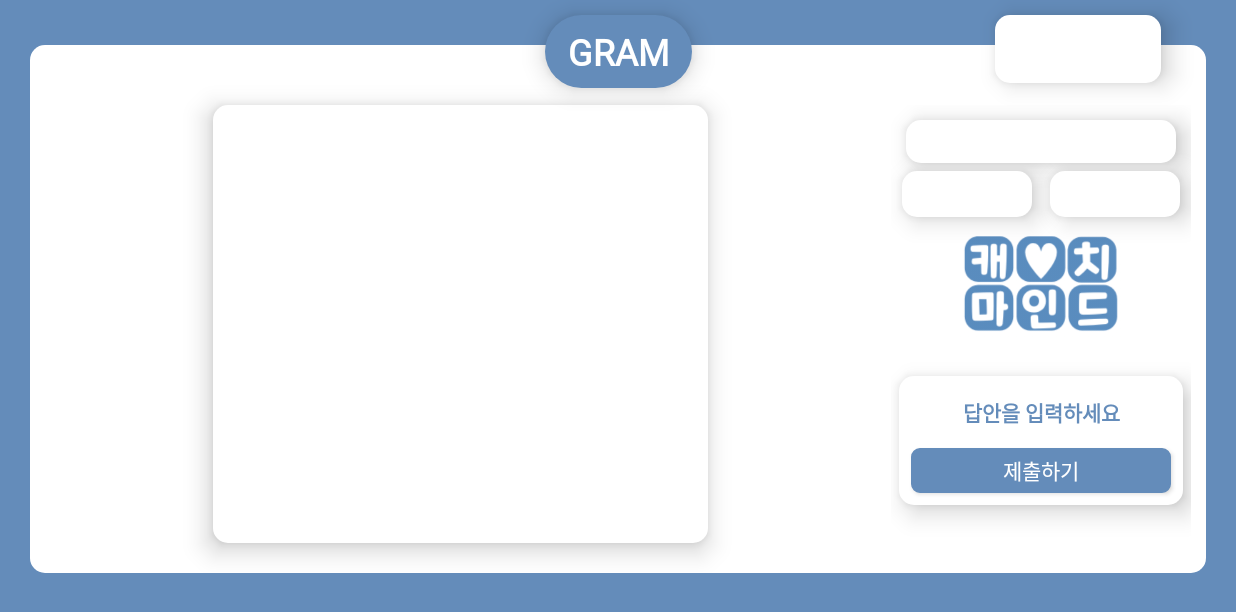
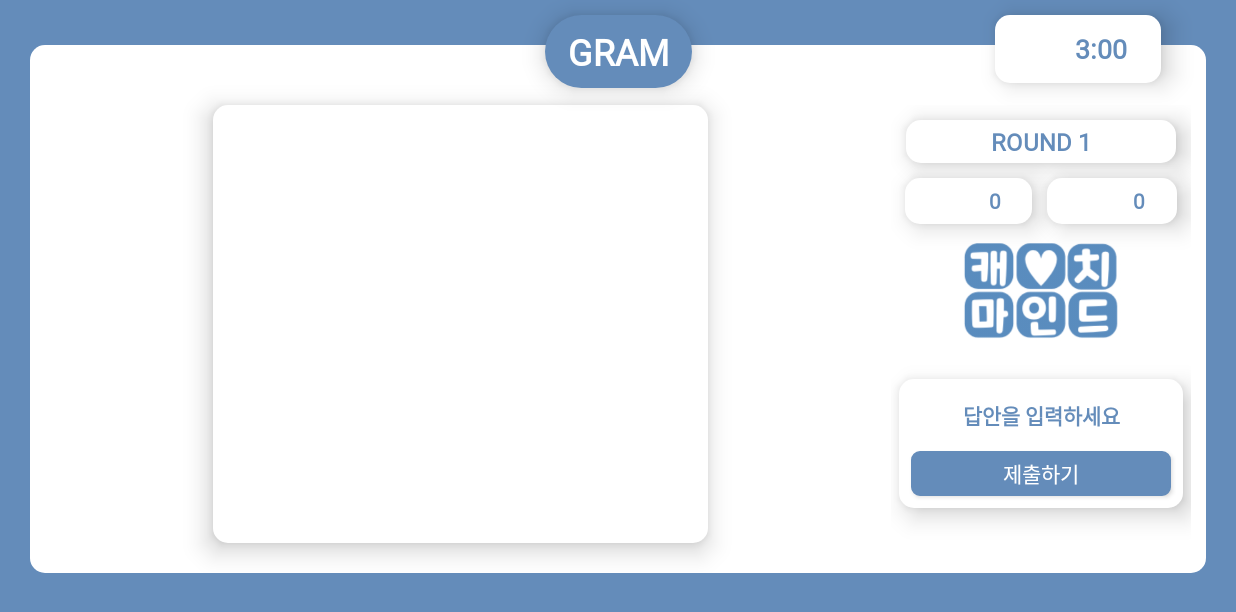
Before and after one commit to DSM-GRAM/Catch-Mind-Android-Renewal, an Android app: the SubMainActivity screen opened directly, with no data from a screen before it, on a phone screen of 824 x 412 dp (held sideways). Shown: the top 612 px of the screen. Run offline under Robolectric (Android 15) with nearby library versions, the phone set to English and light mode, and no system bars; our stand-ins replace data binding; libraries missing offline, so code that uses them is left out: io.socket.client, io.socket.emitter; 1 statement that could not run was skipped.

Commit message:
[Update] Almost Complete

```diff
--- a/app/src/main/java/com/gram/cmr/Model/PlayerModel.kt
+++ b/app/src/main/java/com/gram/cmr/Model/PlayerModel.kt
@@ -2,5 +2,5 @@ package com.gram.cmr.Model
 
 object PlayerModel{
     var player: Boolean = true
-    var word: String = ""
+    var word: String = "김윤재 엉덩이"
 }
--- a/app/src/main/java/com/gram/cmr/Util/AutoDrawClass.kt
+++ b/app/src/main/java/com/gram/cmr/Util/AutoDrawClass.kt
@@ -45,7 +45,7 @@ class AutoDrawClass(context: Context) : View(context) {
     fun setupDrawing() {
         drawPaint!!.color = paintColor
         drawPaint!!.isAntiAlias = true
-        drawPaint!!.strokeWidth = 5f
+        drawPaint!!.strokeWidth = 15f
         drawPaint!!.style = Paint.Style.STROKE
         drawPaint!!.strokeJoin = Paint.Join.ROUND
         drawPaint!!.strokeCap = Paint.Cap.ROUND
--- a/app/src/main/java/com/gram/cmr/Util/MainActivityNavigator.kt
+++ b/app/src/main/java/com/gram/cmr/Util/MainActivityNavigator.kt
@@ -1,5 +1,15 @@
 package com.gram.cmr.Util
+
+import android.app.Dialog
 
 interface MainActivityNavigator{
     fun mainToSubMain()
+
+    fun showDialog()
+
+    fun setTime(time: String)
+    fun setRound(round :String)
+    fun setMyScore(myScore: String)
+    fun setOtherScore(otherScore: String)
+    fun setWord(word: String)
 }
--- a/app/src/main/java/com/gram/cmr/Util/SubMainActivityNavigator.kt
+++ b/app/src/main/java/com/gram/cmr/Util/SubMainActivityNavigator.kt
@@ -1,5 +1,16 @@
 package com.gram.cmr.Util
+
+import android.app.Dialog
 
 interface SubMainActivityNavigator{
     fun subMainToMain()
+
+    fun showDialog()
+
+    fun setTime(time: String)
+    fun setRound(round :String)
+    fun setMyScore(myScore: String)
+    fun setOtherScore(otherScore: String)
+
+    fun getAnswer(): String
 }
--- a/app/src/main/java/com/gram/cmr/View/ReadyActivity.kt
+++ b/app/src/main/java/com/gram/cmr/View/ReadyActivity.kt
@@ -12,7 +12,7 @@ class ReadyActivity: AppCompatActivity(), ReadyActivityNavigator {
     override fun onCreate(savedInstanceState: Bundle?) {
         super.onCreate(savedInstanceState)
         setContentView(R.layout.activity_ready)
-        val extraViewModel = ExtraViewModel(this)
+        ExtraViewModel(this)
     }
 
     override fun readyToMain() = startActivity<MainActivity>()
--- a/app/src/main/java/com/gram/cmr/View/SubMainActivity.kt
+++ b/app/src/main/java/com/gram/cmr/View/SubMainActivity.kt
@@ -2,6 +2,7 @@ package com.gram.cmr.View
 
 import androidx.appcompat.app.AppCompatActivity
 import android.os.Bundle
+import android.view.WindowManager
 import androidx.databinding.DataBindingUtil
 import com.gram.cmr.R
 import com.gram.cmr.Util.SubMainActivityNavigator
@@ -20,4 +21,26 @@ class SubMainActivity : AppCompatActivity(), SubMainActivityNavigator {
     }
 
     override fun subMainToMain() = startActivity<MainActivity>()
+
+    override fun setTime(time: String) { runOnUiThread{ timer.setText(time) } }
+
+    override fun setRound(round: String) = roundText.setText(round)
+
+    override fun setMyScore(myScore: String) = myscore.setText(myScore)
+
+    override fun setOtherScore(otherScore: String) = otherscore.setText(otherScore)
+
+    override fun getAnswer(): String = answer_edit.text.toString()
+
+    override fun showDialog() {
+        val dialog = EndDialog(this)
+        var params: WindowManager.LayoutParams = dialog.window.attributes
+        params.width = WindowManager.LayoutParams.WRAP_CONTENT
+        params.height = WindowManager.LayoutParams.WRAP_CONTENT
+        dialog.window.attributes = params
+        dialog.show()
+        onStop()
+    }
+
+
 }
--- a/app/src/main/res/layout-land/activity_main_sub.xml
+++ b/app/src/main/res/layout-land/activity_main_sub.xml
@@ -54,15 +54,15 @@
                     android:elevation="10dp"
                     android:padding="3dp">
                     <TextView
-                        android:id="@+id/round"
+                        android:id="@+id/roundText"
                         android:layout_width="match_parent"
                         android:layout_height="match_parent"
-                        android:text="@{mainViewModel.round}"
+                        android:text="ROUND 1"
                         android:textSize="16dp"
                         android:textStyle="bold"
                         android:textColor="#648CBA"
                         android:fontFamily="@font/nanumsquarebold"
-                        android:gravity="center"/>
+                        android:gravity="center_horizontal"/>
                 </LinearLayout>
 
                 <LinearLayout
@@ -70,7 +70,8 @@
                     app:layout_constraintLeft_toLeftOf="parent"
                     app:layout_constraintRight_toLeftOf="@id/otherscore_layout"
                     android:id="@+id/myscore_layout"
-                    android:layout_margin="5dp"
+                    android:layout_marginLeft="5dp"
+                    android:layout_marginRight="3dp"
                     android:layout_marginTop="10dp"
                     android:layout_width="wrap_content"
                     android:layout_height="wrap_content"
@@ -81,31 +82,32 @@
                         android:layout_marginHorizontal="5dp"
                         android:layout_width="20dp"
                         android:layout_height="20dp"
-                        android:background="@drawable/score" />
+                        android:background="@drawable/score"/>
                     <TextView
                         android:layout_marginLeft="5dp"
                         android:id="@+id/myscore"
-                        android:layout_width="40dp"
+                        android:layout_width="38dp"
                         android:layout_height="match_parent"
-                        android:text="@{mainViewModel.myScore}"
+                        android:text="0"
                         android:textSize="14dp"
                         android:textStyle="bold"
                         android:textColor="#648CBA"
                         android:fontFamily="@font/nanumsquarebold"
-                        android:gravity="center"/>
+                        android:gravity="center" />
                 </LinearLayout>
                 <LinearLayout
                     app:layout_constraintLeft_toRightOf="@id/myscore_layout"
                     app:layout_constraintRight_toRightOf="parent"
                     app:layout_constraintTop_toBottomOf="@id/round_layout"
                     android:id="@+id/otherscore_layout"
-                    android:layout_margin="5dp"
+                    android:layout_marginLeft="3dp"
+                    android:layout_marginRight="5dp"
+                    android:layout_marginTop="10dp"
                     android:layout_width="wrap_content"
                     android:layout_height="wrap_content"
                     android:background="@drawable/round_white"
                     android:elevation="10dp"
-                    android:padding="5dp"
-                    android:layout_marginTop="10dp">
+                    android:padding="5dp">
                     <ImageView
                         android:layout_marginHorizontal="5dp"
                         android:layout_width="20dp"
@@ -116,7 +118,7 @@
                         android:id="@+id/otherscore"
                         android:layout_width="40dp"
                         android:layout_height="match_parent"
-                        android:text="@{mainViewModel.otherScore}"
+                        android:text="0"
                         android:textSize="14dp"
                         android:textStyle="bold"
                         android:textColor="#648CBA"
@@ -165,8 +167,7 @@
                             android:textColor="#648CBA"
                             android:textColorHint="#648CBA"
                             android:textSize="14dp"
-                            android:textStyle="bold"
-                            android:text="@{mainViewModel.answer}"/>
+                            android:textStyle="bold"/>
                     </LinearLayout>
 
                     <Button
@@ -203,7 +204,7 @@
                 android:id="@+id/timer"
                 android:layout_width="60dp"
                 android:layout_height="match_parent"
-                android:text="@{mainViewModel.timeString}"
+                android:text="3:00"
                 android:textSize="18dp"
                 android:textStyle="bold"
                 android:textColor="#648CBA"
--- a/app/src/main/res/values/colors.xml
+++ b/app/src/main/res/values/colors.xml
@@ -14,7 +14,7 @@
     <color name="colorRed">#FF8585</color>
     <color name="colorSky">#ABF9F4</color>
     <color name="colorwordBlue">#648CBA</color>
-    <color name="colorYellow">#D81B60</color>
-    <color name="colorYellowGreen">#FBFB8E</color>
+    <color name="colorYellow">#FBFB8E</color>
+    <color name="colorYellowGreen">#A7FBB0</color>
     <color name="colorAmethyst">#D784FF</color>
 </resources>
```
Also changed, not shown: app/src/main/java/com/gram/cmr/DialogViewModel.kt (deleted, +0 -27 lines), app/src/main/java/com/gram/cmr/MainViewModel.kt (+64 -54 lines), app/src/main/java/com/gram/cmr/Util/DrawClass.kt (+3 -5 lines), app/src/main/java/com/gram/cmr/View/EndDialog.kt (+31 -4 lines), app/src/main/java/com/gram/cmr/View/MainActivity.kt (+17 -0 lines), app/src/main/res/layout-land/activity_main.xml (+12 -10 lines), app/src/main/res/layout-land/gg_dialog.xml (+1 -8 lines).
